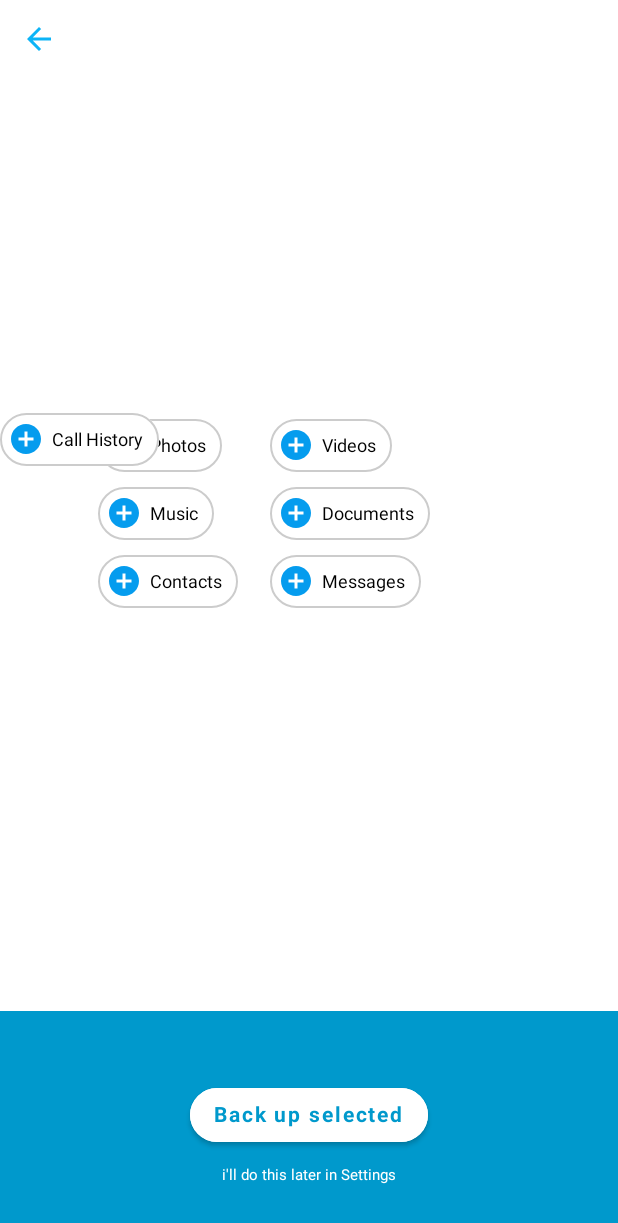
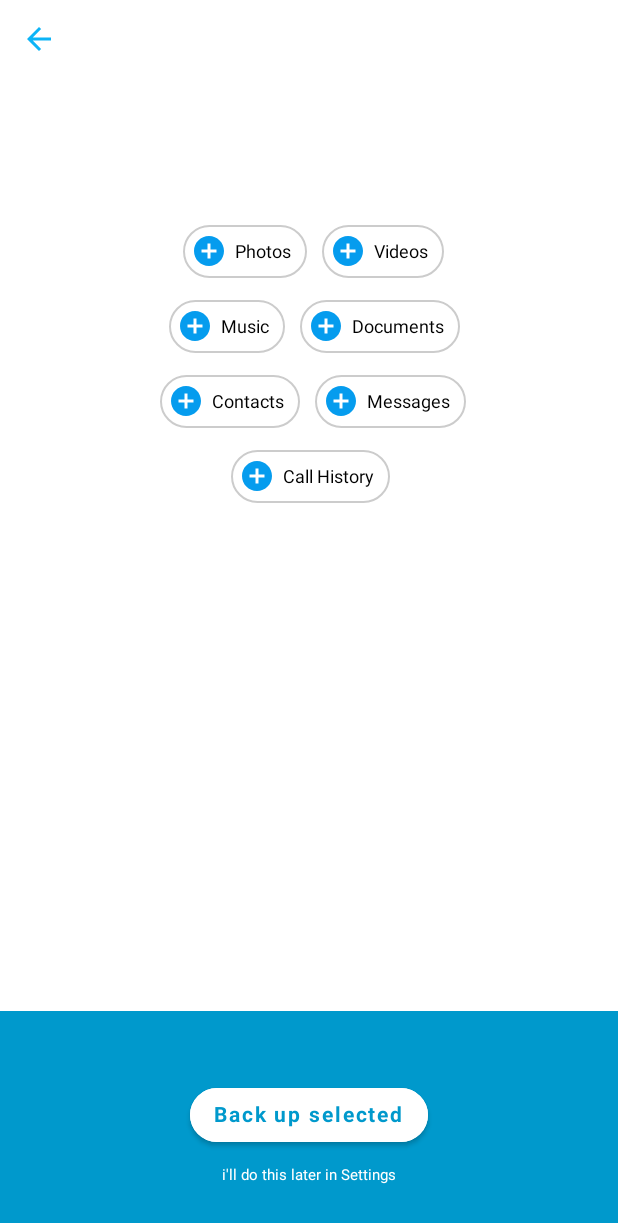
Before and after one commit to Meghamugali/JetpackProg, an Android app built with Jetpack Compose: the composable ButtonAlign shown on its own in the app's theme, on a phone screen of 412 x 824 dp. Shown: the top 1223 px of the screen. Run offline under Robolectric (Android 15) with nearby library versions, the phone set to English and light mode, and no system bars.

Commit message:
Alignment changes

```diff
--- a/app/src/main/java/com/example/jetpackprog/CustomToggleButton.kt
+++ b/app/src/main/java/com/example/jetpackprog/CustomToggleButton.kt
@@ -41,52 +41,71 @@ fun TextHeading() {
 
 @Composable
 fun ButtonAlign() {
-    Column (modifier = Modifier
-        .padding(start= 2.dp, top = 2.dp, bottom = 20.dp),
+    Column(
+        modifier = Modifier
+            .padding(start = 2.dp, top = 2.dp, bottom = 20.dp),
         horizontalAlignment = Alignment.Start,
-        verticalArrangement = Arrangement.Top){
+        verticalArrangement = Arrangement.Top
+    ) {
         BackButton()
     }
-
-    Row {
-        Column ( modifier = Modifier
-            .fillMaxSize()
-            .padding(start = 65.dp, bottom = 140.dp),
-            verticalArrangement = Arrangement.spacedBy(10.dp, CenterVertically)){
+    Row(
+        modifier = Modifier
+            .fillMaxWidth()
+            .padding(start = 5.dp, top = 150.dp, bottom = 10.dp),
+        horizontalArrangement = Arrangement.spacedBy(10.dp, Alignment.CenterHorizontally)
+    ) {
         TogglePhotos()
+        ToggleVideos()
+    }
+    Row(
+        modifier = Modifier
+            .fillMaxWidth()
+            .padding(
+                start = 7.dp, top = 200.dp, bottom = 8.dp
+            ),
+        horizontalArrangement = Arrangement.spacedBy(10.dp, Alignment.CenterHorizontally)
+    ) {
         ToggleMusic()
+        ToggleDocuments()
+    }
+    Row(
+        modifier = Modifier
+            .fillMaxWidth()
+            .padding(
+                start = 5.dp,
+                bottom = 6.dp,
+                top = 250.dp
+            ), horizontalArrangement = Arrangement.spacedBy(10.dp, Alignment.CenterHorizontally)
+    ) {
         ToggleContacts()
-        }
-    }
-    Row {
-        Column ( modifier = Modifier
-            .fillMaxSize()
-            .padding(start = 180.dp, bottom = 140.dp),
-            horizontalAlignment = Alignment.Start,
-            verticalArrangement = Arrangement.spacedBy(10.dp, CenterVertically)){
-            ToggleVideos()
-            ToggleDocuments()
         ToggleMessages()
     }
-    }
-    Column (modifier = Modifier
-        .padding(top = 275.dp, bottom = 225.dp),
-        horizontalAlignment = Alignment.CenterHorizontally,
-        verticalArrangement = Arrangement.Center){
+    Row(
+        modifier =
+        Modifier
+            .fillMaxWidth()
+            .padding(
+                start = 2.dp,
+                bottom = 120.dp, top = 300.dp
+            ), horizontalArrangement = Arrangement.Center
+    ) {
         ToggleCallHistory()
     }
     Row {
-        Column ( modifier = Modifier
+        Column(
+            modifier = Modifier
                 .fillMaxSize(),
             horizontalAlignment = Alignment.CenterHorizontally,
-            verticalArrangement = Arrangement.Bottom){
+            verticalArrangement = Arrangement.Bottom
+        ) {
             BackUpButton()
         }
     }
 }
 
 @Composable
-fun BackButton(){
+fun BackButton() {
     val activity = (LocalContext.current as? Activity)
     IconButton(onClick = { activity?.finish() }) {
         Icon(
--- a/app/src/main/java/com/example/jetpackprog/MainActivity.kt
+++ b/app/src/main/java/com/example/jetpackprog/MainActivity.kt
@@ -54,7 +54,6 @@ class MainActivity : ComponentActivity() {
                 Surface(
                     modifier = Modifier.fillMaxSize(),
                     color = MaterialTheme.colors.background
-
                 ) {
                     TextHeading()
                     ButtonAlign()
@@ -66,12 +65,10 @@ class MainActivity : ComponentActivity() {
 }
 @Composable
 fun ProfilePictureComposable(){
-
         Image(
             painter = painterResource(id = R.drawable.image1) ,
             contentDescription = "Profile Picture Holder",
             contentScale = ContentScale.Crop,
            modifier = Modifier.height(150.dp).padding(end = 8.dp)
         )
-
 }
```
Also changed, not shown: app/src/main/java/com/example/jetpackprog/TIPCard.kt (added, +94 -0 lines), app/src/main/res/drawable-v24/image2.jpg (deleted). Lines whose indentation alone changed are shown as unchanged.
